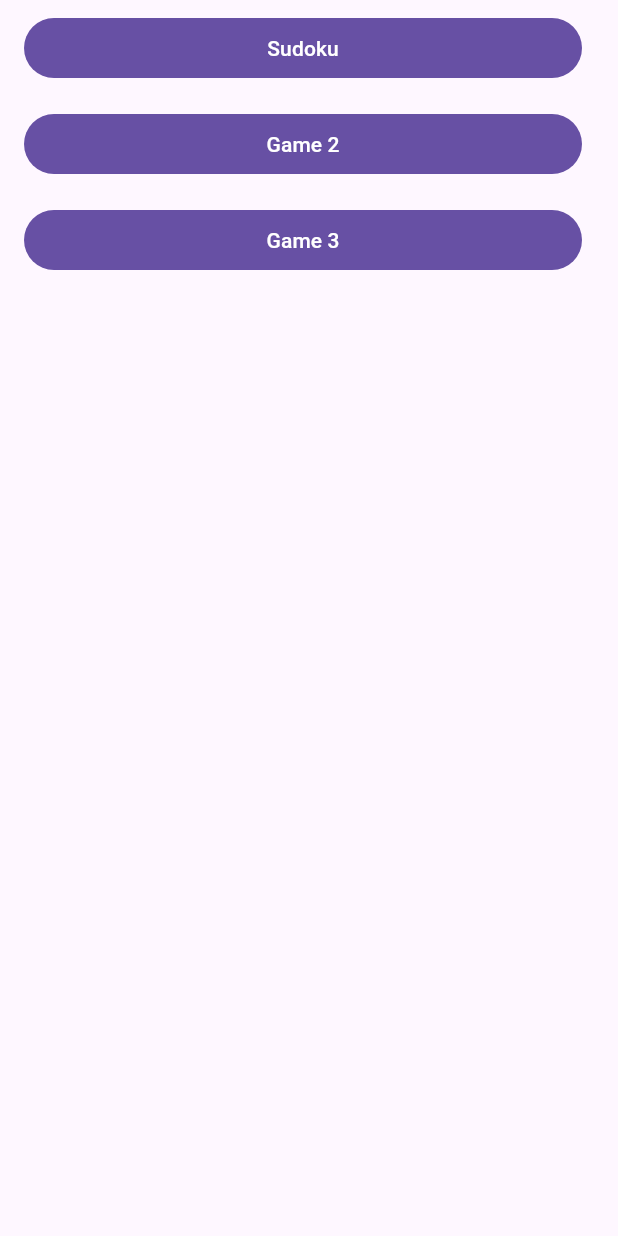
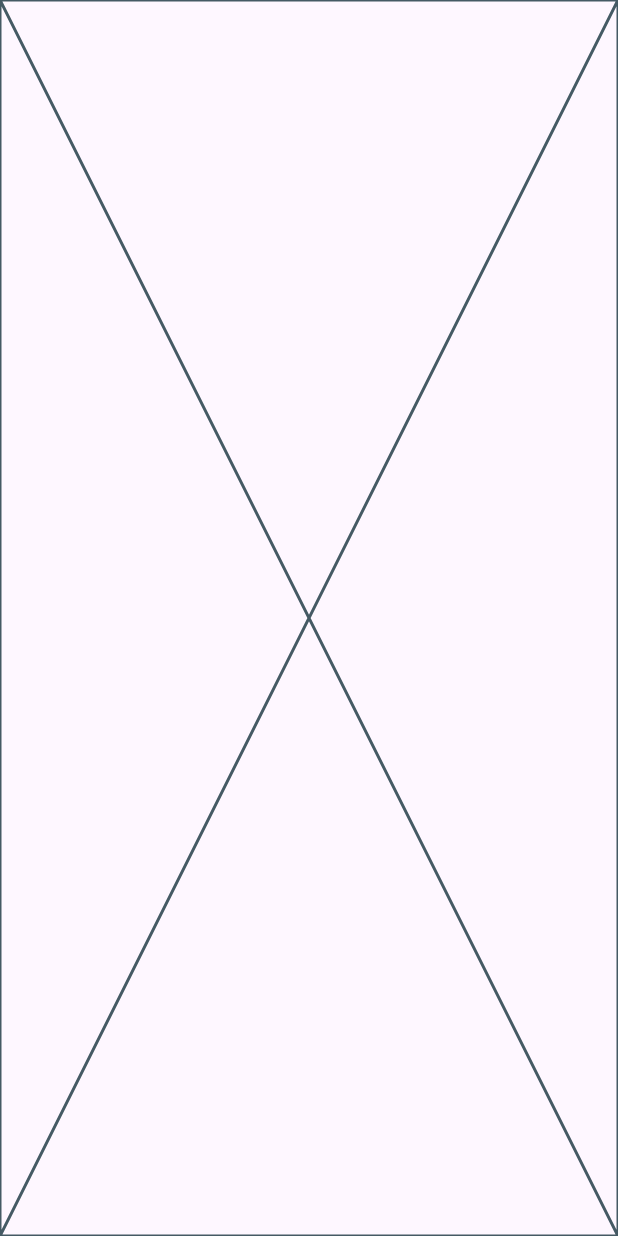
Before and after one commit to fr-noeldupuis/classic_games, a Flutter app: the screen it shows after launch, after a tap on "Sudoku", on a phone screen of 412 x 824 dp. Run offline on Flutter 3.47's test engine with Material 3 defaults, Android fonts, the phone set to English and light mode, and no system bars.

Commit message:
Create SudokuPage that will contain the logic for the sudoku game

```diff
--- a/lib/feature/homepage/homepage.dart
+++ b/lib/feature/homepage/homepage.dart
@@ -10,20 +10,22 @@ class Homepage extends StatelessWidget {
         children: [
           ListTile(
             title: FilledButton(
-              onPressed: () {},
-              child: Text("Sudoku"),
+              onPressed: () {
+                Navigator.of(context).pushNamed('sudoku_page');
+              },
+              child: const Text("Sudoku"),
             ),
           ),
           ListTile(
             title: FilledButton(
               onPressed: () {},
-              child: Text("Game 2"),
+              child: const Text("Game 2"),
             ),
           ),
           ListTile(
             title: FilledButton(
               onPressed: () {},
-              child: Text("Game 3"),
+              child: const Text("Game 3"),
             ),
           ),
         ],
--- /dev/null
+++ b/lib/feature/sudoku-game/sudoku_page.dart
@@ -0,0 +1,12 @@
+import 'package:flutter/material.dart';
+
+class SudokuPage extends StatelessWidget {
+  const SudokuPage({super.key});
+
+  @override
+  Widget build(BuildContext context) {
+    return const Scaffold(
+      body: Placeholder(),
+    );
+  }
+}
--- a/lib/main.dart
+++ b/lib/main.dart
@@ -1,4 +1,5 @@
 import 'package:classic_games/feature/homepage/homepage.dart';
+import 'package:classic_games/feature/sudoku-game/sudoku_page.dart';
 import 'package:flutter/material.dart';
 
 void main() {
@@ -10,9 +11,13 @@ class MainApp extends StatelessWidget {
 
   @override
   Widget build(BuildContext context) {
-    return const MaterialApp(
+    return MaterialApp(
       debugShowCheckedModeBanner: false,
-      home: Homepage(),
+      initialRoute: '/',
+      routes: {
+        '/': (context) => Homepage(),
+        'sudoku_page': (context) => SudokuPage()
+      },
     );
   }
 }
```
